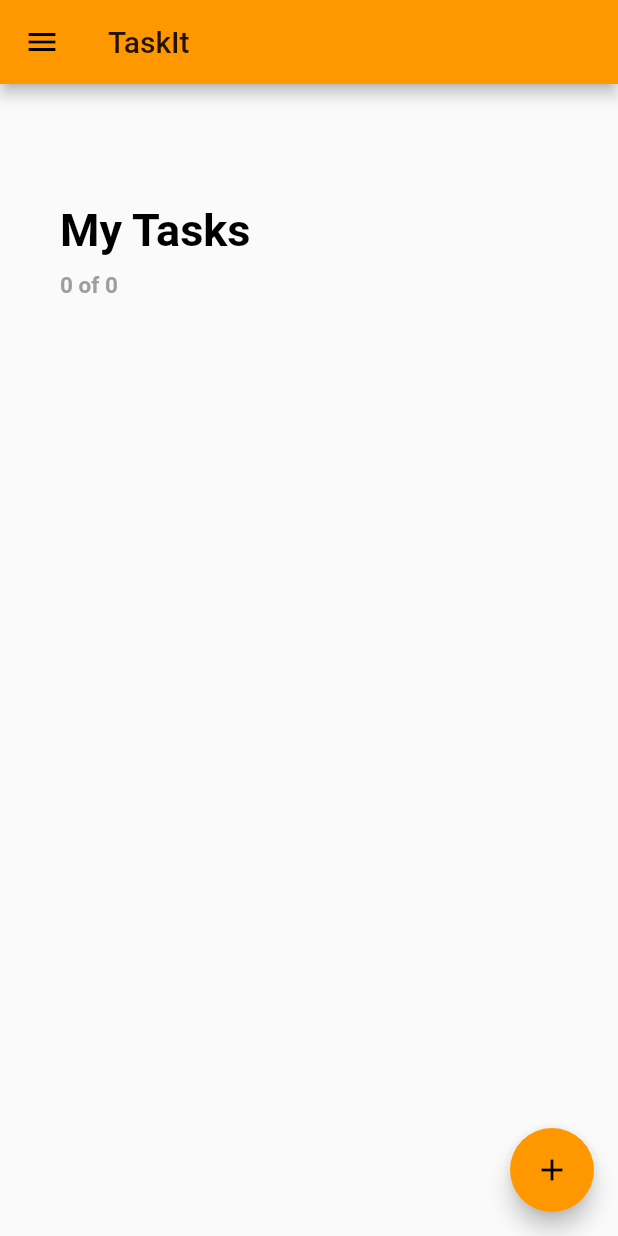
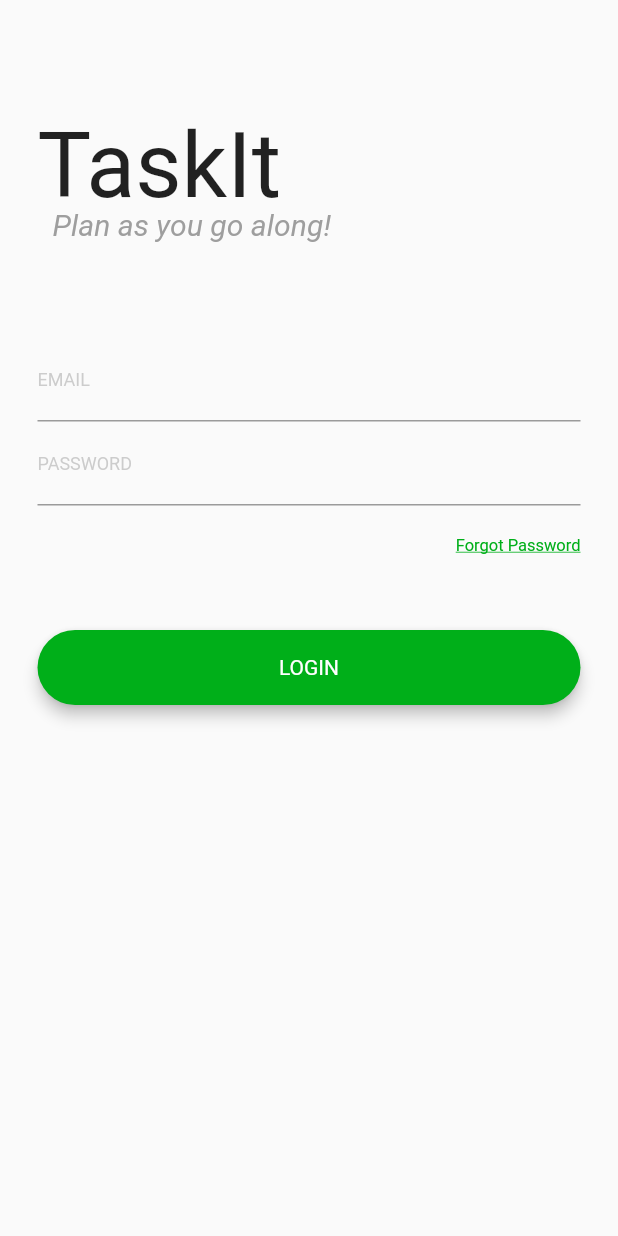
Before and after one commit to krishnaclouds/TaskIt, a Flutter app: the screen it shows after launch, on a phone screen of 412 x 824 dp. Run offline on Flutter 3.47's test engine with Material 2 defaults, Android fonts, the light colour scheme and no system bars; our stand-ins replace sqflite; accounts and stored records are empty.

Commit message:
Login Page Screen design

```diff
--- a/lib/main.dart
+++ b/lib/main.dart
@@ -1,4 +1,5 @@
 import 'package:flutter/material.dart';
+import 'package:taskit/screens/login_screen.dart';
 import 'package:taskit/screens/todo_list_screen.dart';
 
 void main() {
@@ -15,7 +16,7 @@ class MyApp extends StatelessWidget {
       theme: ThemeData(
         primarySwatch: Colors.orange,
       ),
-      home: TodoListScreen(),
+      home: Auth(),
     );
   }
 }
--- /dev/null
+++ b/lib/screens/login_screen.dart
@@ -0,0 +1,162 @@
+import 'package:flutter/material.dart';
+
+class Auth extends StatefulWidget {
+  const Auth({Key? key}) : super(key: key);
+
+  @override
+  _AuthState createState() => _AuthState();
+}
+
+class _AuthState extends State<Auth> {
+  final formKey = new GlobalKey<FormState>();
+
+  late String email, password;
+
+  Color greenColor = Color(0xFF00AF19);
+
+  //To check fields during submit
+  checkFields() {
+    final form = formKey.currentState;
+    if (form!.validate()) {
+      form.save();
+      return true;
+    }
+    return false;
+  }
+
+  //To Validate email
+  String validateEmail(String value) {
+    String pattern =
+        r'^(([^<>()[\]\\.,;:\s@\"]+(\.[^<>()[\]\\.,;:\s@\"]+)*)|(\".+\"))@((\[[0-9]{1,3}\.[0-9]{1,3}\.[0-9]{1,3}\.[0-9]{1,3}\])|(([a-zA-Z\-0-9]+\.)+[a-zA-Z]{2,}))$';
+    RegExp regex = new RegExp(pattern);
+    if (!regex.hasMatch(value))
+      return 'Enter Valid Email';
+    else
+      return 'Pass';
+  }
+
+  @override
+  Widget build(BuildContext context) {
+    return Scaffold(
+      body: Container(
+        height: MediaQuery.of(context).size.height,
+        width: MediaQuery.of(context).size.width,
+        child: Form(
+          key: formKey,
+          child: _buildLoginForm(),
+        ),
+      ),
+    );
+  }
+
+  _buildLoginForm() {
+    return Padding(
+      padding: const EdgeInsets.only(left: 25.0, right: 25.0),
+      child: ListView(
+        children: [
+          SizedBox(
+            height: 75.0,
+          ),
+          Container(
+            height: 125.0,
+            width: 200.0,
+            child: Stack(
+              children: [
+                Text(
+                  'TaskIt',
+                  style: TextStyle(
+                    fontSize: 60.0,
+                  ),
+                ),
+                Positioned(
+                  top: 63.0,
+                  left: 10.0,
+                  child: Text(
+                    'Plan as you go along!',
+                    style: TextStyle(
+                        fontSize: 20.0,
+                        fontStyle: FontStyle.italic,
+                        color: Colors.grey),
+                  ),
+                ),
+                // Positioned(
+                //   top: 80.0,
+                //   left: 190.0,
+                //   child: Container(
+                //     height: 10.0,
+                //     width: 10.0,
+                //     decoration: BoxDecoration(
+                //       shape: BoxShape.circle,
+                //       color: Colors.green
+                //     ),
+                //   ),
+                // )
+              ],
+            ),
+          ),
+          SizedBox(
+            height: 25.0,
+          ),
+          TextFormField(
+            decoration: InputDecoration(
+                labelText: 'EMAIL',
+                labelStyle: TextStyle(
+                    fontSize: 12.0, color: Colors.grey.withOpacity(0.5)),
+                focusedBorder: UnderlineInputBorder(
+                  borderSide: BorderSide(color: Colors.orange),
+                )),
+            onChanged: (value) {
+              this.email = value;
+            },
+            validator: (value) => value!.isEmpty ? 'Email is required' : null,
+          ),
+          TextFormField(
+              decoration: InputDecoration(
+                  labelText: 'PASSWORD',
+                  labelStyle: TextStyle(
+                      fontSize: 12.0, color: Colors.grey.withOpacity(0.5)),
+                  focusedBorder: UnderlineInputBorder(
+                    borderSide: BorderSide(color: greenColor),
+                  )),
+              obscureText: true,
+              onChanged: (value) {
+                this.password = value;
+              },
+              validator: (value) =>
+                  value!.isEmpty ? 'Password is required' : null),
+          SizedBox(height: 5.0),
+          GestureDetector(
+              onTap: () {
+                Navigator.of(context)
+                    .push(MaterialPageRoute(builder: (context) => Container()));
+              },
+              child: Container(
+                  alignment: Alignment(1.0, 0.0),
+                  padding: EdgeInsets.only(top: 15.0, left: 20.0),
+                  child: InkWell(
+                      child: Text('Forgot Password',
+                          style: TextStyle(
+                              color: greenColor,
+                              fontSize: 11.0,
+                              decoration: TextDecoration.underline))))),
+          SizedBox(height: 50.0),
+          GestureDetector(
+            onTap: () {
+              if (checkFields()) {}
+            },
+            child: Container(
+                height: 50.0,
+                child: Material(
+                    borderRadius: BorderRadius.circular(25.0),
+                    // shadowColor: Colors.greenAccent,
+                    color: greenColor,
+                    elevation: 4.0,
+                    child: Center(
+                        child: Text('LOGIN',
+                            style: TextStyle(color: Colors.white))))),
+          ),
+        ],
+      ),
+    );
+  }
+}
```
Also changed, not shown: 1 other file.
